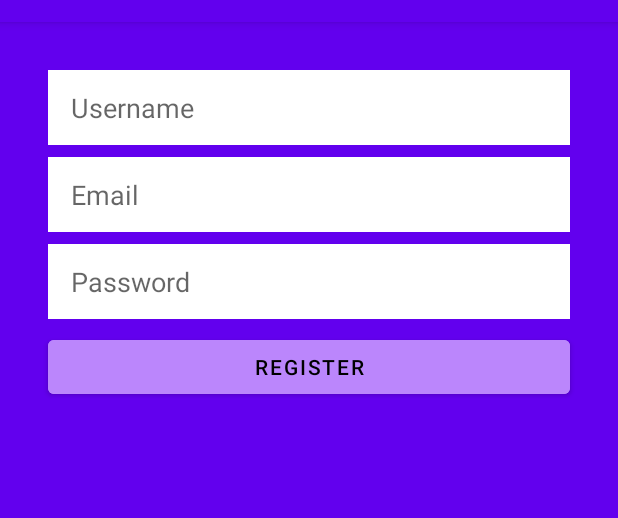
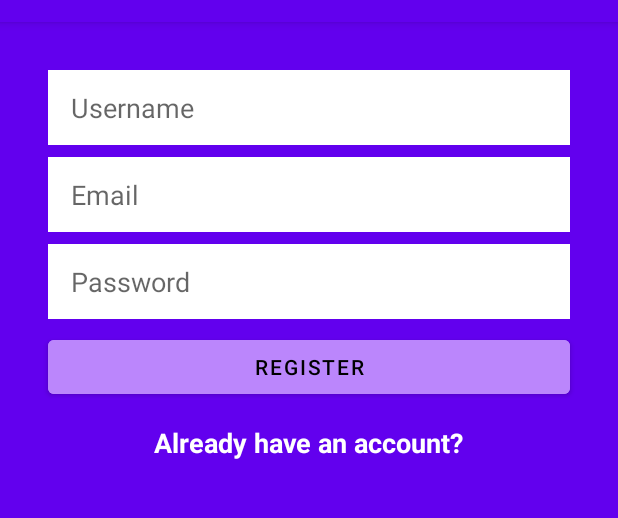
Before and after one commit to 196Sebastian/kotlin-messenger, an Android app: the screen it shows after launch (MainActivity), after a tap on "REGISTER", on a phone screen of 412 x 824 dp, the part 62-580 px from its top. Run offline under Robolectric (Android 15) with nearby library versions, the phone set to English and light mode, and no system bars.

Commit message:
Finished creating register and login UI

```diff
--- a/app/src/main/AndroidManifest.xml
+++ b/app/src/main/AndroidManifest.xml
@@ -18,6 +18,7 @@
                 <category android:name="android.intent.category.LAUNCHER" />
             </intent-filter>
         </activity>
+        <activity android:name=".LoginActivity" />
     </application>
 
 </manifest>
--- a/app/src/main/java/com/example/kotlinmessenger/MainActivity.kt
+++ b/app/src/main/java/com/example/kotlinmessenger/MainActivity.kt
@@ -5,23 +5,30 @@ import android.os.Bundle
 import android.util.Log
 import android.widget.Button
 import android.widget.EditText
+import android.widget.TextView
+import android.content.Intent
 
 class MainActivity : AppCompatActivity() {
     override fun onCreate(savedInstanceState: Bundle?) {
         super.onCreate(savedInstanceState)
         setContentView(R.layout.activity_main)
 
-        val buttonRegister: Button = findViewById(R.id.button_register)
-
-        buttonRegister.setOnClickListener {
-            val email: EditText = findViewById(R.id.editText_email)
-            val password: EditText = findViewById(R.id.editText_password)
-
-            email.text.toString()
+        findViewById<Button>(R.id.button_register).setOnClickListener {
+            val email: String = findViewById<EditText>(R.id.editText_email).text.toString()
+            val password: String = findViewById<EditText>(R.id.editText_password).text.toString()
 
             Log.d("MainActivity", "Email is: $email")
             Log.d("MainActivity", "Password: $password")
         }
 
+        findViewById<TextView>(R.id.already_have_account_textView).setOnClickListener{
+            Log.d("MainActivity", "Try to show login activity")
+
+            val intent = Intent(this, LoginActivity::class.java)
+            startActivity(intent)
+        }
+
+
+
     }
 }
--- /dev/null
+++ b/app/src/main/res/layout/activity_login.xml
@@ -0,0 +1,6 @@
+<?xml version="1.0" encoding="utf-8"?>
+<androidx.constraintlayout.widget.ConstraintLayout xmlns:android="http://schemas.android.com/apk/res/android"
+    android:layout_width="match_parent"
+    android:layout_height="match_parent">
+
+</androidx.constraintlayout.widget.ConstraintLayout>
--- a/app/src/main/res/layout/activity_main.xml
+++ b/app/src/main/res/layout/activity_main.xml
@@ -70,5 +70,19 @@
         app:layout_constraintTop_toBottomOf="@+id/editText_password"
         />
 
+    <TextView
+        android:id="@+id/already_have_account_textView"
+        android:layout_width="wrap_content"
+        android:layout_height="wrap_content"
+        android:layout_marginTop="14dp"
+        android:text="Already have an account?"
+        android:textSize="18sp"
+        android:textColor="@android:color/white"
+        android:textStyle="bold"
+        android:clickable="true"
+        app:layout_constraintEnd_toEndOf="@+id/button_register"
+        app:layout_constraintStart_toStartOf="@+id/button_register"
+        app:layout_constraintTop_toBottomOf="@+id/button_register" />
+
 
 </androidx.constraintlayout.widget.ConstraintLayout>
```
Also changed, not shown: app/src/main/java/com/example/kotlinmessenger/LoginActivity.kt (added, +11 -0 lines).
